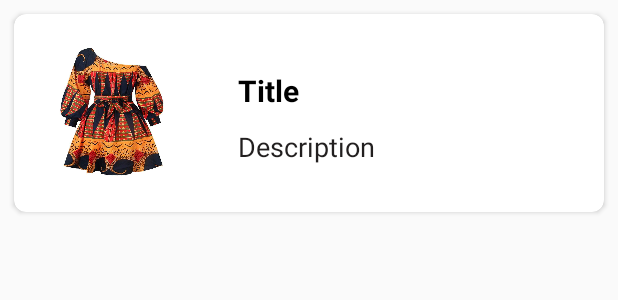
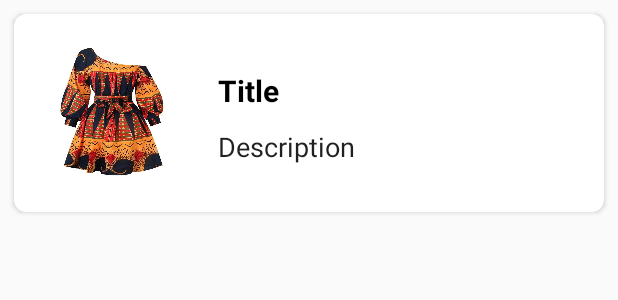
Before and after one commit to josh-Muleshi/StatusApp, an Android app: the layout custom_list.xml on its own in the app's theme, with its tools: preview values and no code run, on a phone screen of 412 x 824 dp. Shown: the top 300 px of the screen. Run offline under Robolectric (Android 15) with nearby library versions, the phone set to English and light mode, and no system bars.

```diff
--- a/app/src/main/res/layout/custom_list.xml
+++ b/app/src/main/res/layout/custom_list.xml
@@ -32,7 +32,7 @@
                 android:layout_height="wrap_content"
                 android:layout_alignParentStart="true"
                 android:layout_alignParentTop="true"
-                android:layout_marginStart="133dp"
+                android:layout_marginStart="120dp"
                 android:layout_marginTop="21dp"
                 android:text="@string/title_id"
                 android:textColor="@android:color/black"
@@ -45,7 +45,7 @@
                 android:layout_height="wrap_content"
                 android:layout_alignParentStart="true"
                 android:layout_alignParentTop="true"
-                android:layout_marginStart="133dp"
+                android:layout_marginStart="120dp"
                 android:layout_marginTop="60dp"
                 android:text="@string/description_id"
                 android:textSize="@dimen/desc_size"
```
